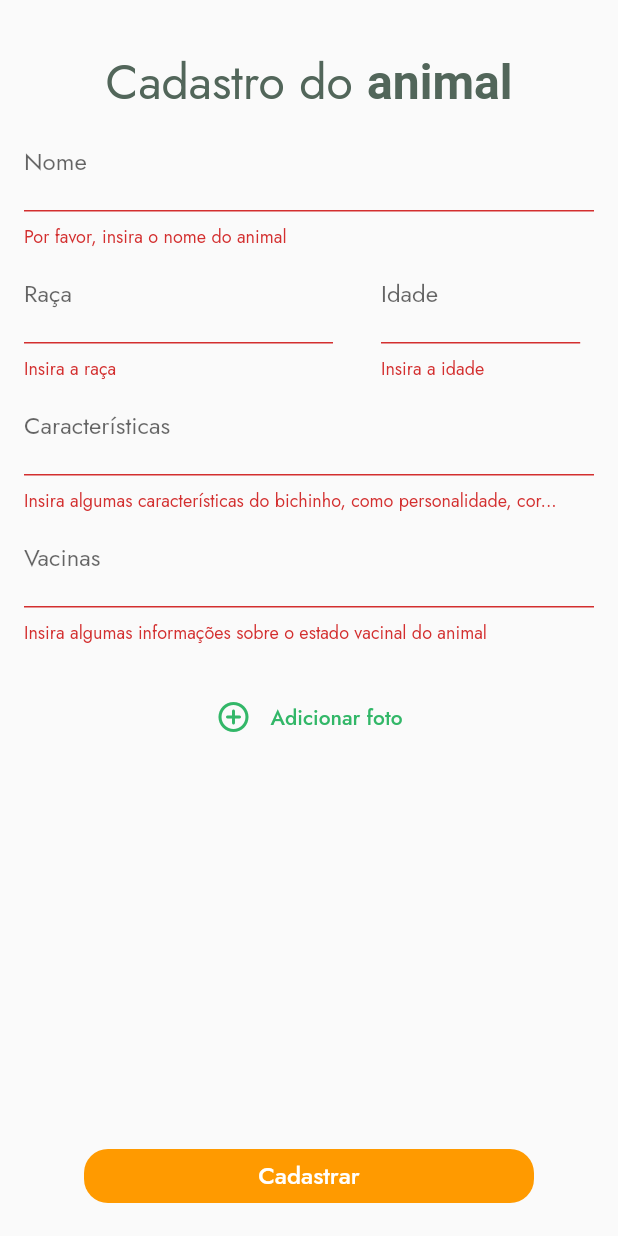
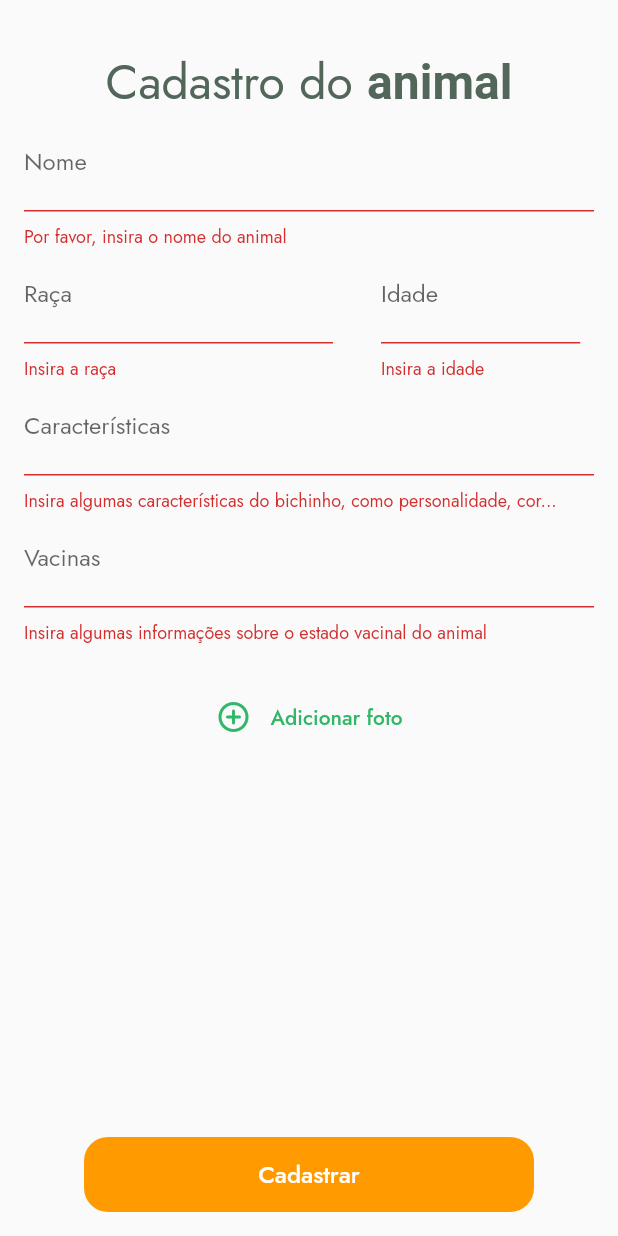
Before and after one commit to mariacarolinaj/adote_um_amigo, a Flutter app: the CadastroAnimalPage screen opened by its route, on a phone screen of 412 x 824 dp. Run offline on Flutter 3.47's test engine with Material 2 defaults, Android fonts, the phone set to English and light mode, and no system bars; our stand-ins replace carousel_slider, image_picker; missing offline and left inert: image_picker_for_web; key blocks and very long unbroken strings in the code were emptied for the run.

Commit message:
Ajusta altura do botão do cadastro de animal

```diff
--- a/lib/app/cadastro-animal/cadastro-animal_page.dart
+++ b/lib/app/cadastro-animal/cadastro-animal_page.dart
@@ -415,11 +415,12 @@ class CadastroAnimalPageState extends State<CadastroAnimalPage> {
     return Center(
       child: Padding(
         padding: const EdgeInsets.symmetric(vertical: 16.0),
+        child: SizedBox(
+          width: 300,
+          height: 50,
           child: ElevatedButton(
             style: ElevatedButton.styleFrom(
-            primary: Cores.primaria,
-            // surfaceTintColor: Cores.primaria,
-            fixedSize: const Size.fromWidth(300),
+              backgroundColor: Cores.primaria,
               shape: RoundedRectangleBorder(
                 borderRadius: BorderRadius.circular(16),
               ),
@@ -435,6 +436,7 @@ class CadastroAnimalPageState extends State<CadastroAnimalPage> {
             },
           ),
         ),
+      ),
     );
   }
 }
```
Lines whose indentation alone changed are shown as unchanged.
